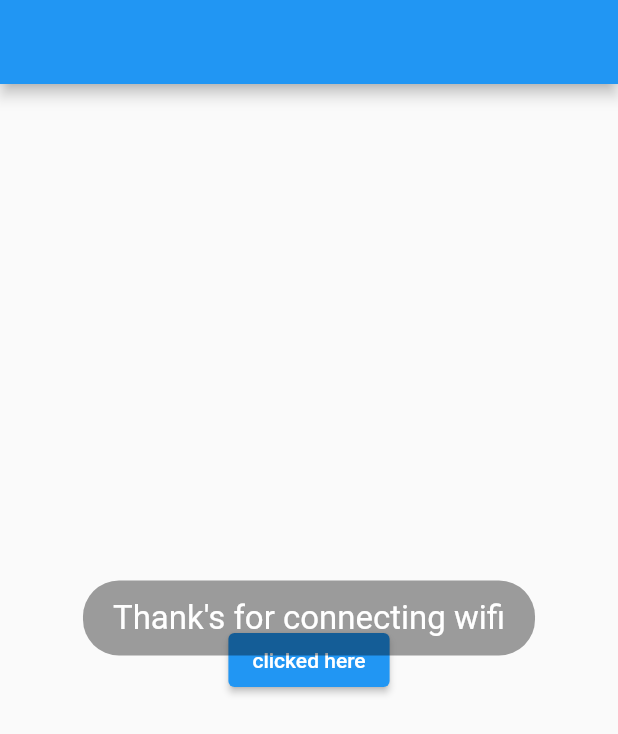
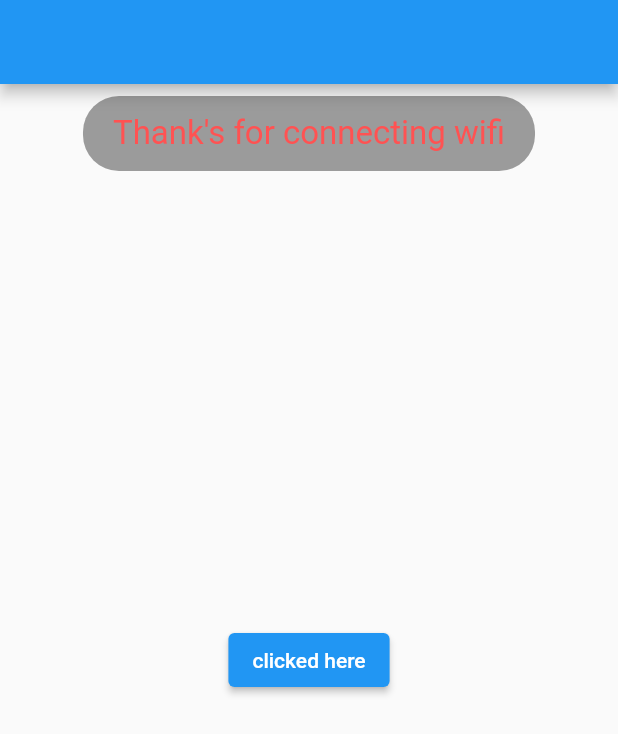
Before and after one commit to Tareq23/flutter-practice-code, a Flutter app: the ConnectivityState screen opened directly, after a tap on "clicked here", on a phone screen of 412 x 824 dp. Shown: the top 734 px of the screen. Run offline on Flutter 3.47's test engine with Material 2 defaults, Android fonts, the phone set to English and light mode, and no system bars; our stand-ins replace connectivity_plus, fluttertoast; network calls fail.

Commit message:
changes animator and connectivity file

```diff
--- a/lib/connectivity.dart
+++ b/lib/connectivity.dart
@@ -23,27 +23,21 @@ class ConnectivityState extends StatefulWidget {
   @override
   _ConnectivityStateState createState() => _ConnectivityStateState();
 }
-
 class _ConnectivityStateState extends State<ConnectivityState> {
-
-
   StreamSubscription? _streamSubscription;
-
   Future checkConnection() async{
     final Connectivity _connectivity = Connectivity();
-    // ConnectivityResult _connectivityResult = ConnectivityResult.none;
-    // var connectivityResult = await (Connectivity.checkConnectivity());
     ConnectivityResult _connectivityResult = await _connectivity.checkConnectivity();
-
     if(_connectivityResult == ConnectivityResult.mobile)
     {
       Fluttertoast.showToast(
           msg: "Thank's for connecting with your mobile data",
           // toastLength: Toast.LENGTH_SHORT,
           toastLength: Toast.LENGTH_LONG,
-          gravity: ToastGravity.CENTER,
+          // gravity: ToastGravity.CENTER,
+          gravity: ToastGravity.TOP,
           backgroundColor: Colors.red,
-          textColor: Colors.white,
+          textColor: Colors.redAccent,
           fontSize: 16.0,
       );
     }
@@ -52,26 +46,33 @@ class _ConnectivityStateState extends State<ConnectivityState> {
         Fluttertoast.showToast(
           msg: "Thank's for connecting wifi",
           toastLength: Toast.LENGTH_SHORT,
-          gravity: ToastGravity.CENTER,
+          gravity: ToastGravity.TOP,
           fontSize: 22,
-          textColor: Colors.white,
+          textColor: Colors.redAccent,
           backgroundColor: Colors.black38,
         );
     }
-    // else if(_connectivityResult == ConnectivityResult.none){
-    //
-    // }
     else{
       Fluttertoast.showToast(
-
         msg: 'Check your internet connection',
-
+        textColor: Colors.redAccent,
       );
     }
-
   }
-
-
+  @override
+  void initState()
+  {
+    _streamSubscription = Connectivity().onConnectivityChanged.listen((event) {
+      checkConnection();
+    });
+    super.initState();
+  }
+  @override
+  void dispose() {
+    // TODO: implement dispose
+    _streamSubscription!.cancel();
+    super.dispose();
+  }
   @override
   Widget build(BuildContext context) {
     return Scaffold(
```
Also changed, not shown: lib/animator.dart (+59 -4 lines).
